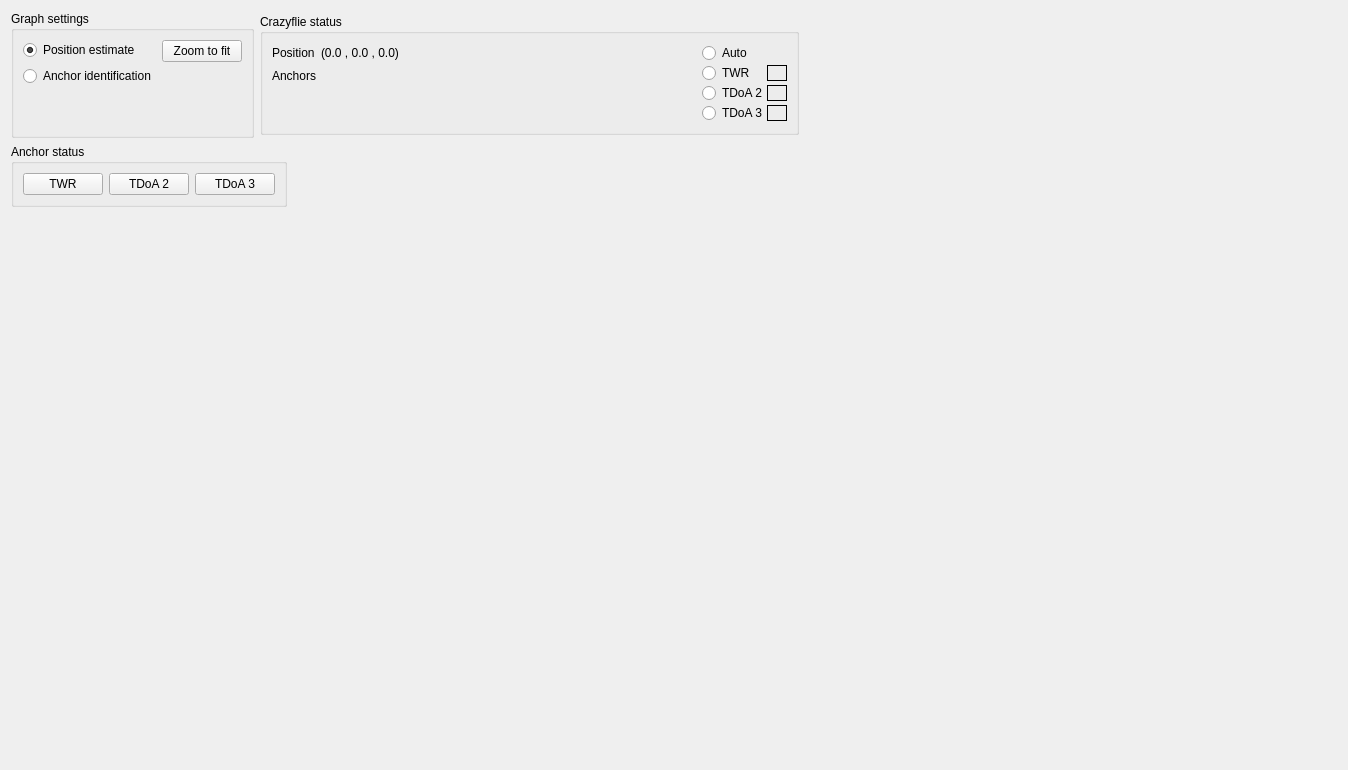
Old version of the form src/cfclient/ui/tabs/locopositioning_tab.ui in the repository bitcraze/crazyflie-clients-python.
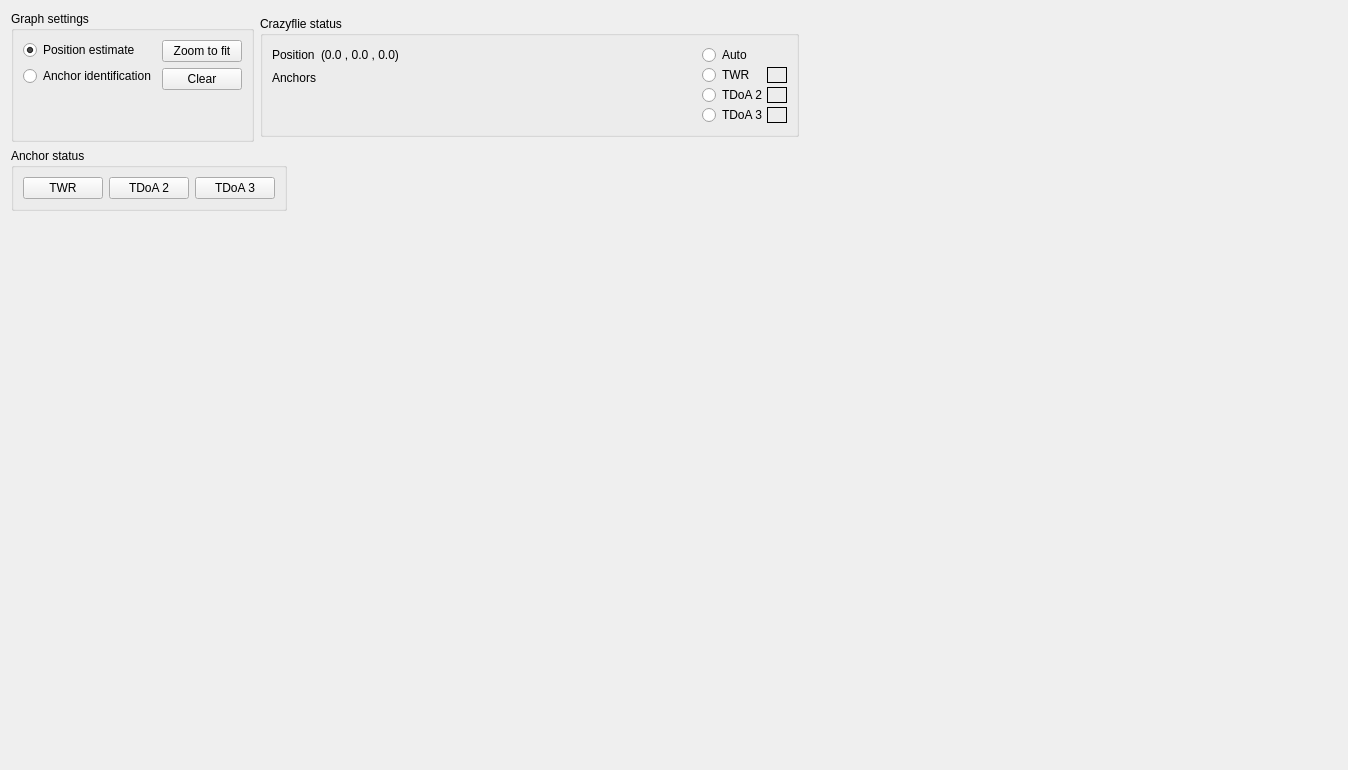
New version of the form.

Commit message: #349 Added button to clear anchor data in the LPS tab

Diff of the .ui file:
```diff
--- a/src/cfclient/ui/tabs/locopositioning_tab.ui
+++ b/src/cfclient/ui/tabs/locopositioning_tab.ui
@@ -89,6 +89,13 @@
                   </property>
                  </widget>
                 </item>
+                <item>
+                 <widget class="QPushButton" name="_clear_anchors_button">
+                  <property name="text">
+                   <string>Clear</string>
+                  </property>
+                 </widget>
+                </item>
                 <item>
                  <spacer name="verticalSpacer_3">
                   <property name="orientation">
```
The commit also changes 1 other file.
